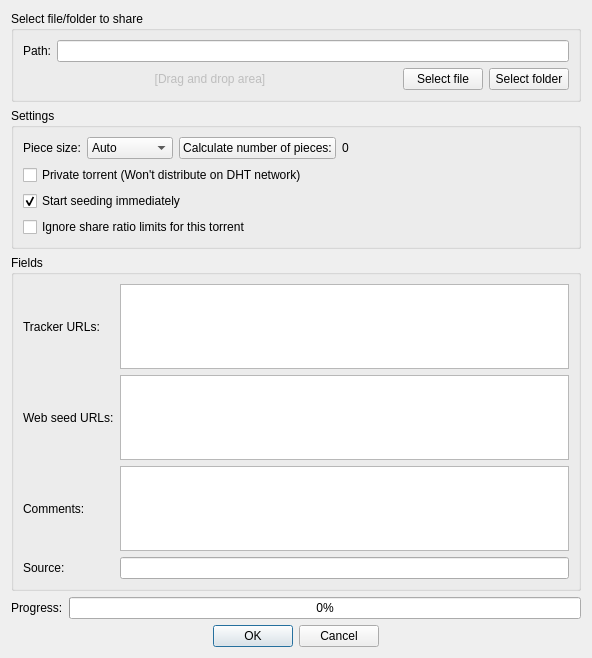
Above: src/gui/torrentcreatordlg.ui from SysAdminDoc/qBittorrent-Vanced before the change. Below: the same form after it.
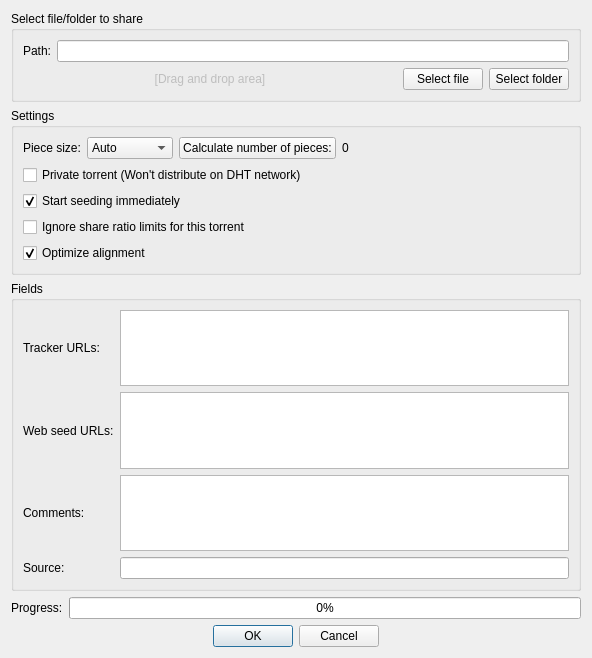
That is the form after the change.

Commit message:
Make alignment optimization optional
Disabling alignment optimization allows preserving file order in torrent
files and closes #5652

Patch:
```diff
--- a/src/gui/torrentcreatordlg.ui
+++ b/src/gui/torrentcreatordlg.ui
@@ -224,6 +224,16 @@
         </property>
        </widget>
       </item>
+      <item>
+       <widget class="QCheckBox" name="checkOptimizeAlignment">
+        <property name="text">
+         <string>Optimize alignment</string>
+        </property>
+        <property name="checked">
+         <bool>true</bool>
+        </property>
+       </widget>
+      </item>
      </layout>
     </widget>
    </item>
```
Left out of the diff: 1 changed line with no effect on the pictures. The commit also changes 4 other files.
